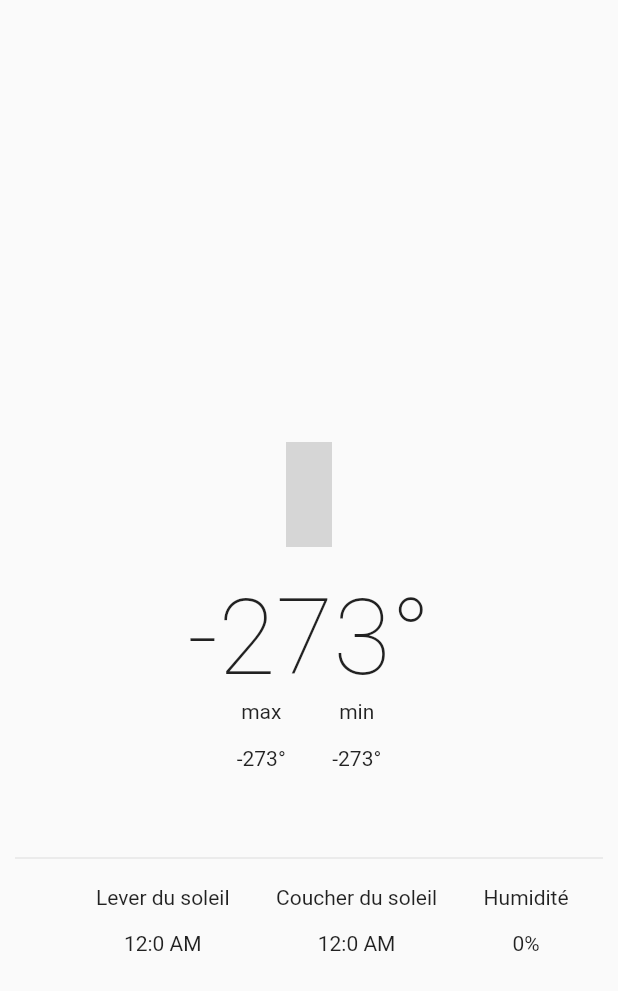
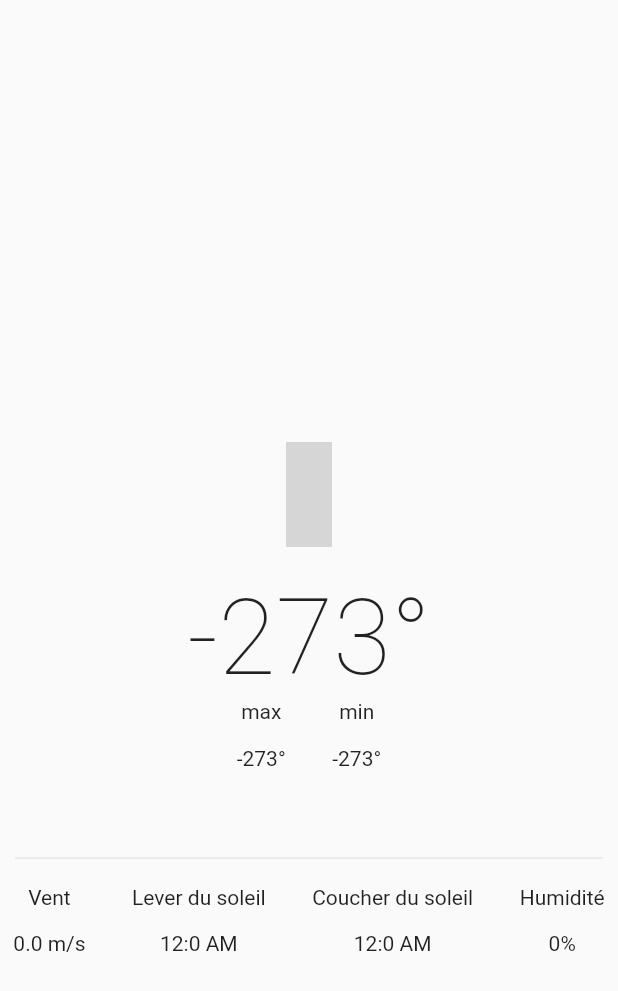
Before and after one commit to houmiabasma/SignInSignUp, a Flutter app: the WeatherWidget widget shown alone on an empty page, opened directly with empty values, on a phone screen of 412 x 824 dp. Shown: the top 991 px of the screen. Run offline on Flutter 3.47's test engine with Material 2 defaults, Android fonts, the phone set to English and light mode, and no system bars; our stand-ins replace auto_size_text, badges, bloc, cloud_firestore, equatable, firebase_auth and 13 more; missing offline and left inert: firebase_ml_vision, flutter_auth_buttons, flutter_polyline_points, password; accounts and stored records are empty; network calls fail; statements that could not run were skipped; grey boxes are pictures that could not be loaded.

Commit message:
add vent

```diff
--- a/lib/widgets/weather_widget.dart
+++ b/lib/widgets/weather_widget.dart
@@ -39,7 +39,9 @@ class WeatherWidget extends StatelessWidget {
             child: Divider(),
             padding: EdgeInsets.all(10),
           ),
+
           Row(mainAxisAlignment: MainAxisAlignment.center, children: <Widget>[
+            ValueTile("Vent", '${this.weather.windSpeed} m/s'),
             Padding(
               padding: const EdgeInsets.only(left: 15, right: 15),
               child: Center(
```
